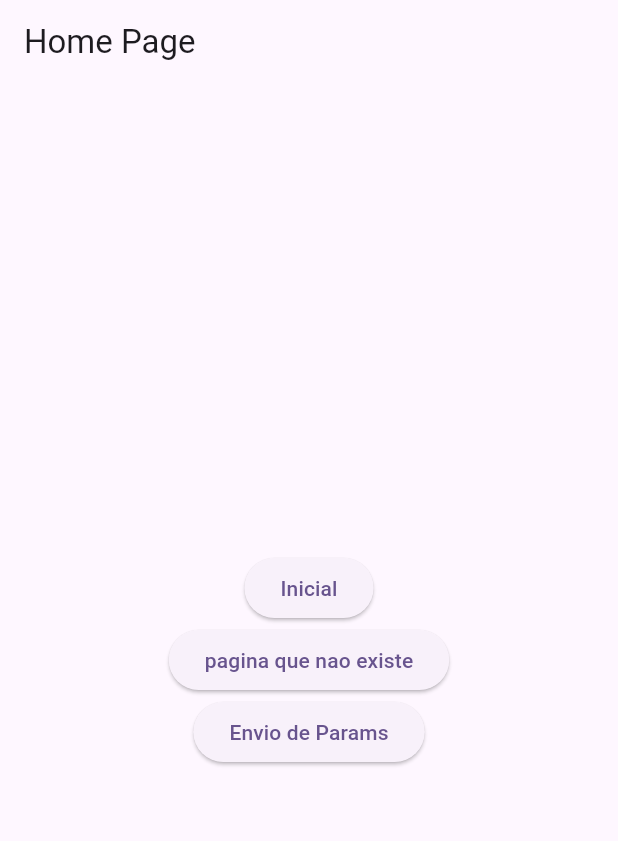
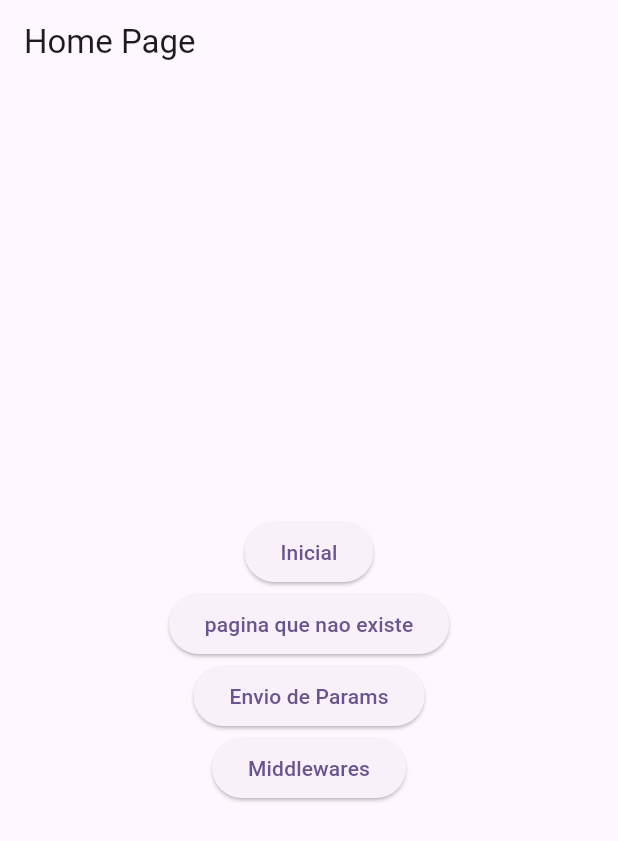
Before and after one commit to enzozami/flutter-getx-named-routes-study, a Flutter app: the screen it shows after launch, on a phone screen of 412 x 824 dp. Shown: the top 841 px of the screen. Run offline on Flutter 3.47's test engine with Material 3 defaults, Android fonts, the phone set to English and light mode, and no system bars; our stand-ins replace get.

Commit message:
feat: criado middleware

```diff
--- a/lib/main.dart
+++ b/lib/main.dart
@@ -6,6 +6,9 @@ import 'package:get_named_route/pages/envio_params/path_param_page.dart';
 import 'package:get_named_route/pages/envio_params/query_param_page.dart';
 import 'package:get_named_route/pages/home_page.dart';
 import 'package:get_named_route/pages/inicial/inicial_page1.dart';
+import 'package:get_named_route/pages/middlewares/access_denied.dart';
+import 'package:get_named_route/pages/middlewares/middlewares_home_page.dart';
+import 'package:get_named_route/pages/middlewares/route_middlewares.dart';
 import 'package:get_named_route/pages/rota_nao_encontrada/rota_nao_encontrada_page.dart';
 
 void main() {
@@ -38,7 +41,15 @@ class MyApp extends StatelessWidget {
             GetPage(name: '/pathParam/:nome/jornadaGetX', page: () => PathParamPage()),
             GetPage(name: '/queryParam', page: () => QueryParamPage()),
           ],
-        )
+        ),
+        GetPage(
+          name: '/middleware',
+          page: () => MiddlewaresHomePage(),
+          middlewares: [
+            RouteMiddlewares(),
+          ],
+        ),
+        GetPage(name: '/accessDenied', page: () => AccessDenied()),
       ],
     );
   }
--- a/lib/pages/home_page.dart
+++ b/lib/pages/home_page.dart
@@ -32,6 +32,12 @@ class HomePage extends StatelessWidget {
               },
               child: Text('Envio de Params'),
             ),
+            ElevatedButton(
+              onPressed: () {
+                Get.toNamed('/middleware');
+              },
+              child: Text('Middlewares'),
+            ),
           ],
         ),
       ),
```
Also changed, not shown: lib/pages/middlewares/access_denied.dart (added, +15 -0 lines), lib/pages/middlewares/middlewares_home_page.dart (added, +24 -0 lines), lib/pages/middlewares/route_middlewares.dart (added, +37 -0 lines).
